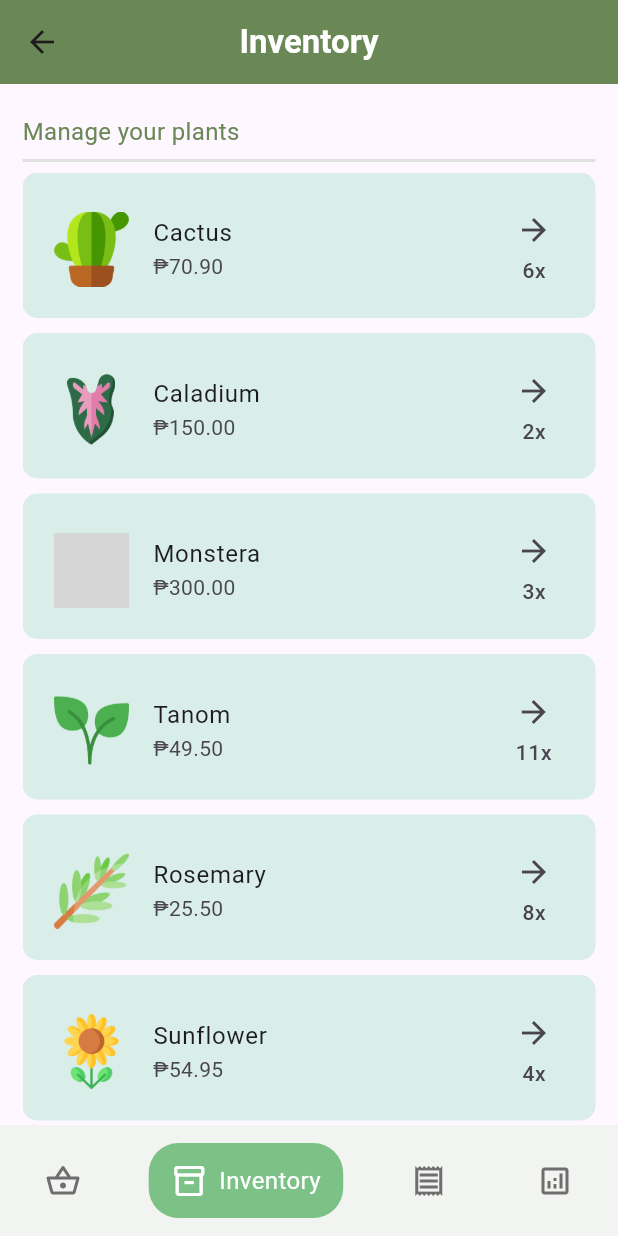
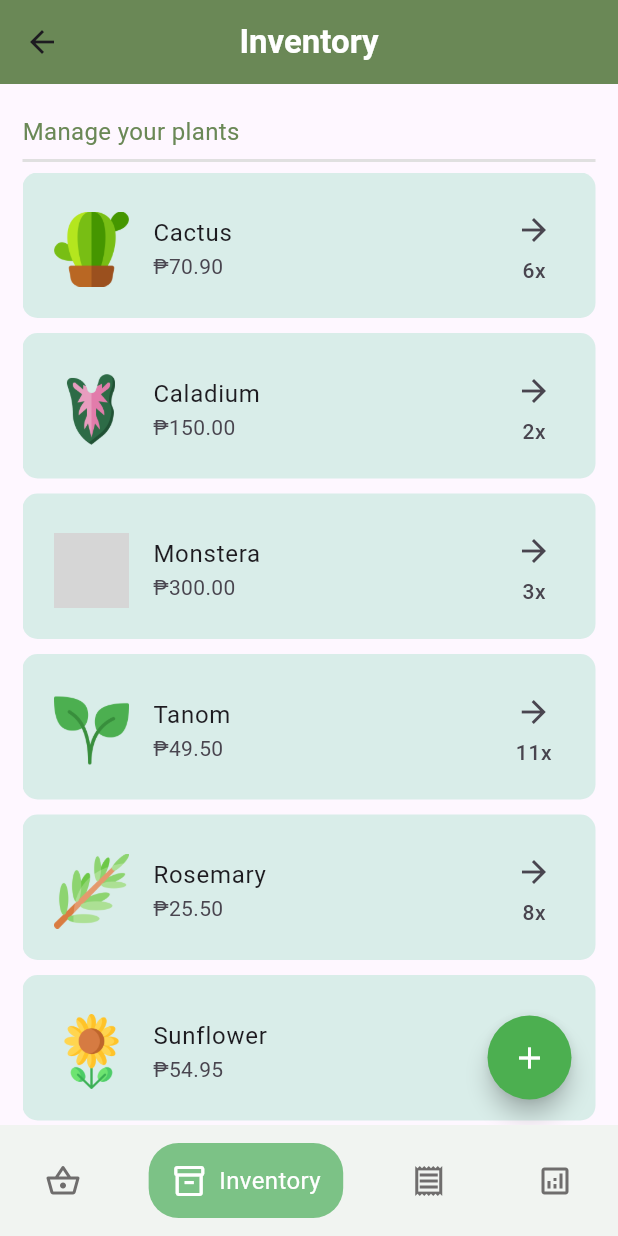
Before and after one commit to mechanixox/Plantdemic, a Flutter app: the HomePage screen opened by its route, item 2 of the bottom bar chosen, on a phone screen of 412 x 824 dp. Run offline on Flutter 3.47's test engine with Material 2 defaults, Android fonts, the phone set to English and light mode, and no system bars; drawn by our look-alikes of google_nav_bar; our stand-ins replace lottie; network calls fail; Roboto replaces fonts that are missing (Arial); grey boxes are pictures that could not be loaded.

Commit message:
added a floating action button
the floating action button is added to let user add plant(s) in the inventory

```diff
--- a/plantdemic/lib/pages/delivery.dart
+++ b/plantdemic/lib/pages/delivery.dart
@@ -41,7 +41,7 @@ class _UserDeliverState extends State<UserDelivery> {
                           return PlantTile(
                               plant: plant,
                               onTap: () => removeFromDelivery(plant),
-                              trailing: Icon(Icons.delete));
+                              trailing: Icon(Icons.check_sharp));
                         },
                       ),
                     )
--- a/plantdemic/lib/pages/inventory.dart
+++ b/plantdemic/lib/pages/inventory.dart
@@ -32,9 +32,11 @@ class _UserInventoryState extends State<UserInventory> {
     return Consumer<PlantdemicInventory>(
       builder: (context, value, child) => SafeArea(
         child: Padding(
-                padding: const EdgeInsets.only(
-                    right: 15, bottom: 1, top: 20, left: 15),
-                child: Column(
+          padding:
+              const EdgeInsets.only(right: 15, bottom: 1, top: 20, left: 15),
+          child: Stack(
+            children: [
+              Column(
                 children: [
                   //heading text
                   Align(
@@ -67,10 +69,25 @@ class _UserInventoryState extends State<UserInventory> {
                         );
                       },
                     ),
-                    )
+                  ),
+                ],
+              ),
+              Positioned(
+                bottom: 16.0,
+                right: 16.0,
+                child: FloatingActionButton(
+                  onPressed: () {
+                    // Add your action here
+                  },
+                  backgroundColor: Colors.green,
+                  shape: CircleBorder(),
+                  child: Icon(Icons.add, color: Colors.white),
+                ),
+              ),
             ],
           ),
         ),
-            ));
+      ),
+    );
   }
 }
```
Lines whose indentation alone changed are shown as unchanged.
